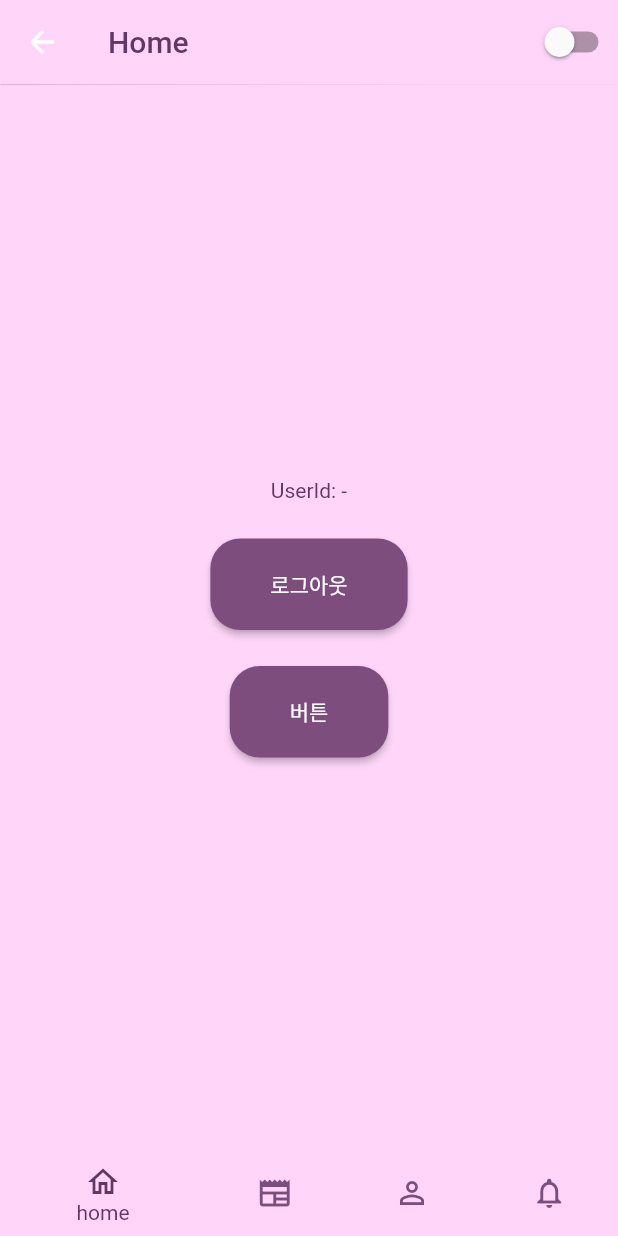
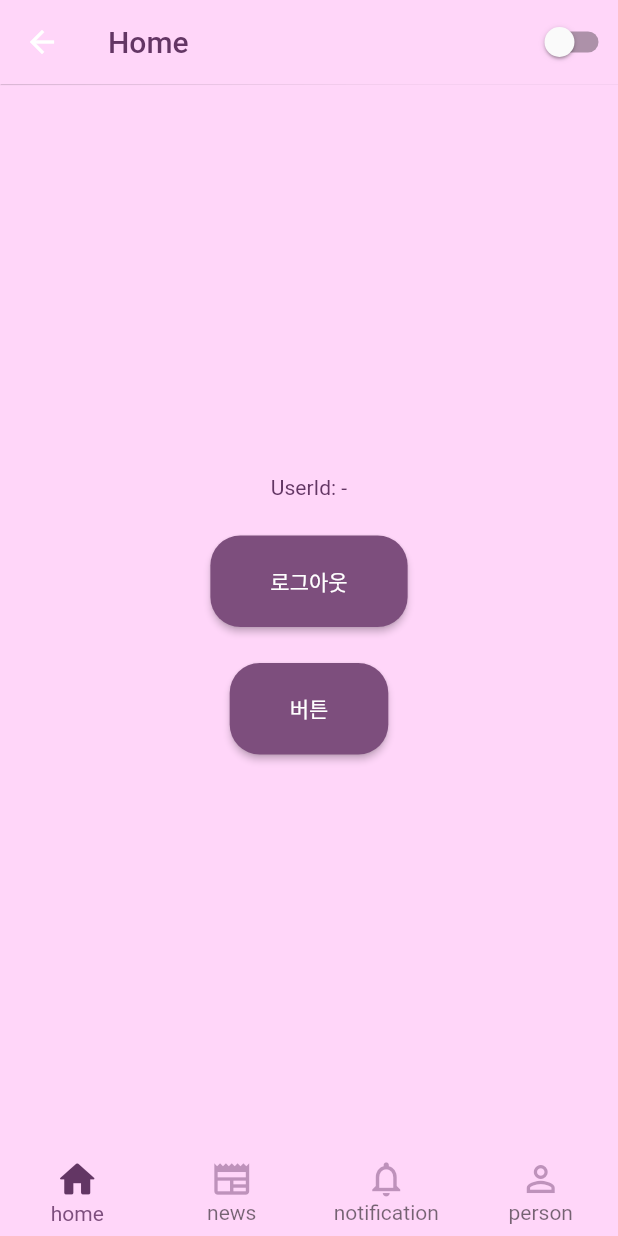
Before and after one commit to kwon416/wink, a Flutter app: the HomePage screen opened directly, on a phone screen of 412 x 824 dp. Run offline on Flutter 3.47's test engine with Material 2 defaults, Android fonts, the phone set to English and light mode, and no system bars; our stand-ins replace bloc, equatable, firebase_core, flutter_bloc, fluttertoast, formz and 1 more; missing offline and left inert: bloc_test, country_calling_code_picker, test; accounts and stored records are empty.

Commit message:
페이지 연결

```diff
--- a/lib/home/view/home_fragment.dart
+++ b/lib/home/view/home_fragment.dart
@@ -2,8 +2,8 @@ import 'package:flutter/material.dart';
 import 'package:flutter_bloc/flutter_bloc.dart';
 import 'package:wink/toast/flutter_toast.dart';
 
-import '../../authentication/authentication.dart';
-import '../../theme/theme.dart';
+import 'package:wink/authentication/authentication.dart';
+import 'package:wink/theme/theme.dart';
 
 class HomeFragment extends StatelessWidget {
   const HomeFragment({Key? key}) : super(key: key);
--- a/lib/home/view/home_page.dart
+++ b/lib/home/view/home_page.dart
@@ -1,8 +1,6 @@
 import 'package:flutter/material.dart';
-import 'package:flutter_bloc/flutter_bloc.dart';
-import 'package:wink/authentication/authentication.dart';
-import 'package:wink/theme/cubit/theme_cubit.dart';
-import 'package:wink/toast/flutter_toast.dart';
+import 'package:wink/home/home.dart';
+
 
 
 class HomePage extends StatefulWidget {
@@ -18,6 +16,15 @@ class HomePage extends StatefulWidget {
 
 class _HomePageState extends State<HomePage> {
   int _selected = 0;
+
+  DateTime? _currentBackPressTime;
+
+  final _pageItem = [
+    HomeFragment(),
+    SearchFragment(),
+    BookingFragment(),
+    AccountFragment(),
+  ];
 
   @override
   void dispose(){
@@ -43,75 +50,46 @@ class _HomePageState extends State<HomePage> {
         Container(color: colorScheme.primaryContainer,),
         Scaffold(
           backgroundColor: Colors.transparent,
-          appBar: AppBar(
-            backgroundColor: colorScheme.primaryContainer,
-            elevation: 0.3,
-            title: Text('Home', style: textTheme.titleLarge,),
-            actions: [
-              Switch(
-                value: context.watch<ThemeCubit>().state == ThemeMode.dark,
-                onChanged: (newValue){
-              context.read<ThemeCubit>().toggleTheme(newValue);
-            }),
-            ],
-          ),
-          body: Center(
-            child: Column(
-              mainAxisSize: MainAxisSize.min,
-              children: [
-                Builder(
-                  builder: (context) {
-                    final userId = context.select(
-                      (AuthenticationBloc bloc) => bloc.state.user.id,
-                    );
-                    return Text('UserId: $userId', style: textTheme.bodyMedium,);
-                  }
-                ),
-                const Padding(padding: EdgeInsets.all(12)),
-                ElevatedButton(
-                  onPressed: () {
-                    context.read<AuthenticationBloc>().add(AuthenticationLogoutRequested());
-                  },
-                  child: Text('로그아웃'),
-                ),
-                const Padding(padding: EdgeInsets.all(12)),
-                ElevatedButton(
-                  onPressed: (){
-                    showToast('토스트 띄우기', context);
-                  },
-                  child: Text('버튼',),
-                ),
-              ],
-            ),
-          ),
+
+          body: _pageItem[_selected],
+
           bottomNavigationBar: BottomNavigationBar(
+            type: BottomNavigationBarType.fixed,
+            selectedIconTheme: IconThemeData(size: 30, opacity: 1, color: colorScheme.onPrimaryContainer,),
+            unselectedIconTheme: IconThemeData(size: 28, opacity: 0.5, color: colorScheme.primary,),
+            selectedLabelStyle: TextStyle(fontSize: 14),
+            unselectedLabelStyle: TextStyle(fontSize: 14),
             currentIndex: _selected,
+            showUnselectedLabels: true,
             onTap: (selected) {
               setState(() {
                 _selected = selected;
               });
             },
-            selectedItemColor: colorScheme.onPrimaryContainer,
-            unselectedItemColor: colorScheme.primary,
             elevation: 0,
             backgroundColor: Colors.transparent,
             items: const [
               BottomNavigationBarItem(
                   icon: Icon(Icons.home_outlined),
+                  activeIcon: Icon(Icons.home_rounded),
                   label: "home",
                   backgroundColor: Colors.transparent),
               BottomNavigationBarItem(
                   icon: Icon(Icons.newspaper_outlined),
+                  activeIcon: Icon(Icons.newspaper_rounded),
                   label: "news",
                   backgroundColor: Colors.transparent),
               BottomNavigationBarItem(
+                  icon: Icon(Icons.notifications_outlined),
+                  activeIcon: Icon(Icons.notifications_rounded),
+                  label: "notification",
+                  backgroundColor: Colors.transparent),
+              BottomNavigationBarItem(
                   icon: Icon(Icons.person_outline),
+                  activeIcon: Icon(Icons.person_rounded),
                   label: "person",
                   backgroundColor: Colors.transparent),
-              BottomNavigationBarItem(
-                  icon: Icon(Icons.notifications_outlined),
-                  label: "notification",
-                  backgroundColor: Colors.transparent),
+
             ],
           ),
         ),
--- a/lib/login/view/login_form.dart
+++ b/lib/login/view/login_form.dart
@@ -176,10 +176,14 @@ class _LoginButton extends StatelessWidget {
                 key: const Key('loginForm_continue_raisedButton'),
                 onPressed: state.status.isValidated
                   ? () {
-                    context.read<LoginBloc>().add(const LoginSubmitted());
+                    // context.read<LoginBloc>().add(const LoginSubmitted());
+                    Navigator.push(
+                      context,
+                      MaterialPageRoute(builder: (context) => OTPVerificationScreen()),
+                    );
                     }
                   : null,
-          child: Text('로그인', style: textTheme.labelLarge,),
+          child: Text('로그인',),
         );
       },
     );
--- a/lib/login/view/view.dart
+++ b/lib/login/view/view.dart
@@ -1,2 +1,3 @@
 export 'login_form.dart';
 export 'login_page.dart';
+export 'otp_verification_page.dart';
--- a/lib/theme/theme_data.dart
+++ b/lib/theme/theme_data.dart
@@ -23,6 +23,7 @@ ThemeData lightTheme = ThemeData(
     brightness: Brightness.light,
   ),
   elevatedButtonTheme: elevatedButtonTheme,
+  iconTheme: IconThemeData(color: Colors.black),
 );
 
 ThemeData darkTheme = ThemeData(
@@ -32,4 +33,5 @@ ThemeData darkTheme = ThemeData(
     brightness: Brightness.dark,
   ),
   elevatedButtonTheme: elevatedButtonTheme,
+  iconTheme: IconThemeData(color: Colors.white),
 );
```
